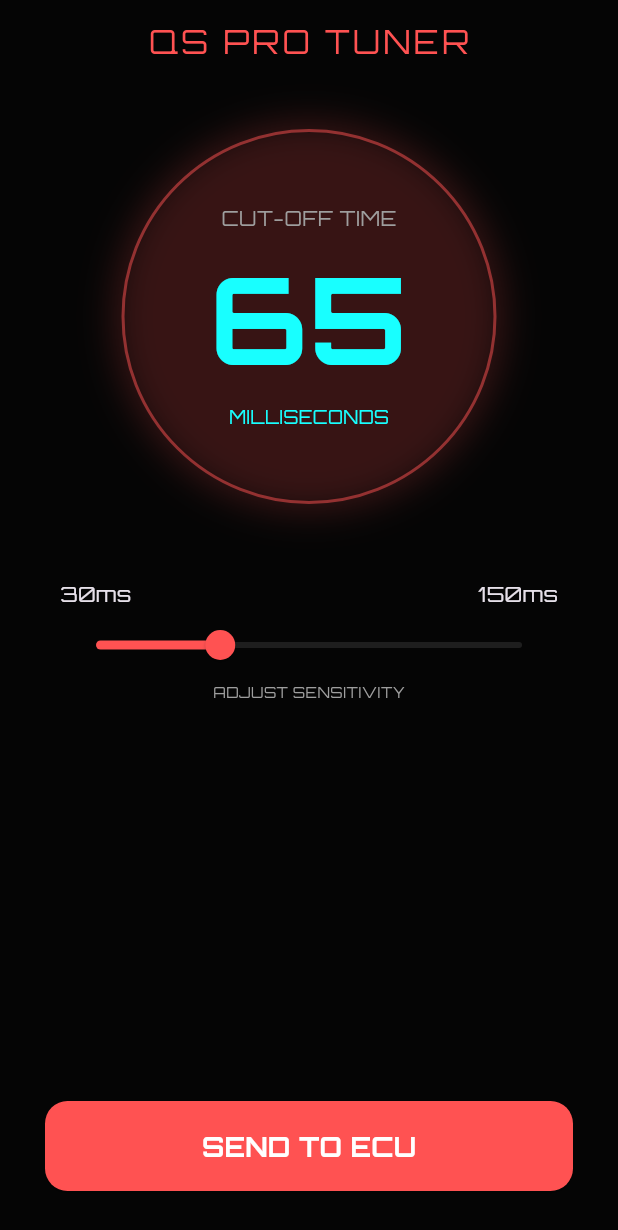
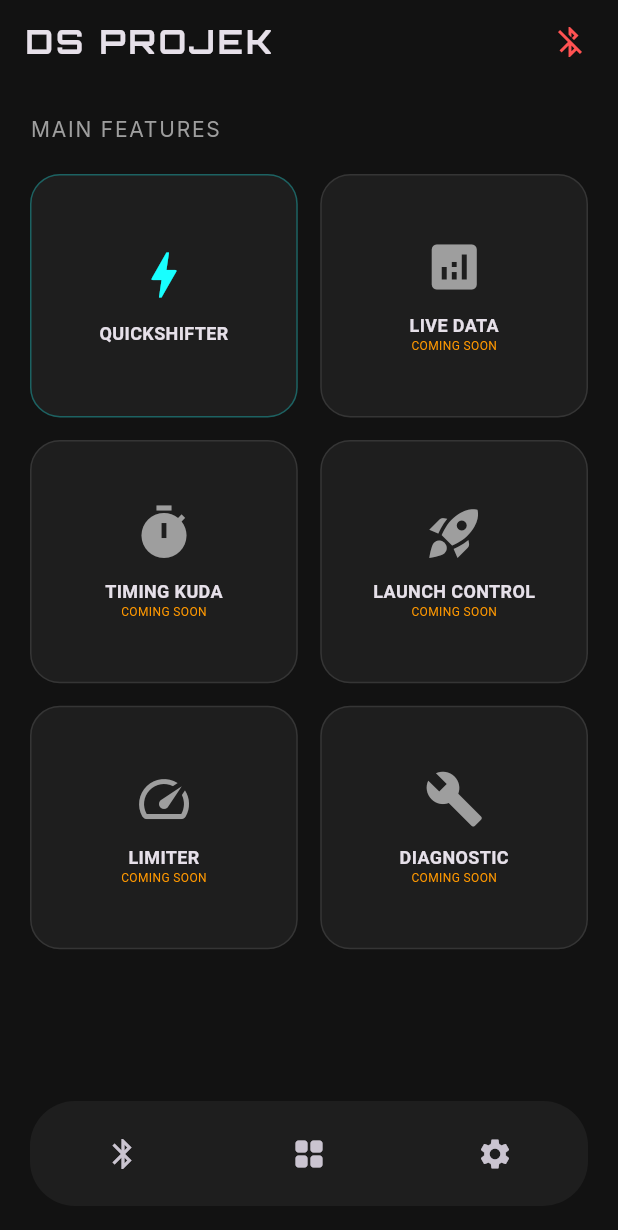
Before and after one commit to Dhans62/build-apk, a Flutter app: the screen it shows after launch, on a phone screen of 412 x 824 dp. Shown: the top 1230 px of the screen. Run offline on Flutter 3.47's test engine with Material 3 defaults, Android fonts, the light colour scheme and no system bars; our stand-ins replace flutter_blue_plus, google_fonts.

Commit message:
Rename QsProApp to DsProjekApp and update UI

```diff
--- a/lib/main.dart
+++ b/lib/main.dart
@@ -1,104 +1,237 @@
+import 'dart:convert';
 import 'package:flutter/material.dart';
+import 'package:flutter_blue_plus/flutter_blue_plus.dart';
 import 'package:google_fonts/google_fonts.dart';
 
-void main() => runApp(const QsProApp());
+void main() => runApp(const DsProjekApp());
 
-class QsProApp extends StatelessWidget {
-  const QsProApp({super.key});
+class DsProjekApp extends StatelessWidget {
+  const DsProjekApp({super.key});
   @override
   Widget build(BuildContext context) {
     return MaterialApp(
       debugShowCheckedModeBanner: false,
       theme: ThemeData.dark().copyWith(
-        scaffoldBackgroundColor: const Color(0xFF050505),
-        textTheme: GoogleFonts.orbitronTextTheme(ThemeData.dark().textTheme),
+        scaffoldBackgroundColor: const Color(0xFF121212), // Hitam Soft
+        primaryColor: Colors.cyanAccent,
       ),
-      home: const RacingDashboard(),
+      home: const MainMenu(),
     );
   }
 }
 
-class RacingDashboard extends StatefulWidget {
-  const RacingDashboard({super.key});
+class MainMenu extends StatefulWidget {
+  const MainMenu({super.key});
   @override
-  State<RacingDashboard> createState() => _RacingDashboardState();
+  State<MainMenu> createState() => _MainMenuState();
 }
 
-class _RacingDashboardState extends State<RacingDashboard> {
-  double cutOffTime = 65;
+class _MainMenuState extends State<MainMenu> {
+  int _selectedIndex = 1;
+  BluetoothDevice? connectedDevice;
+  bool isConnected = false;
+
+  final List<Map<String, dynamic>> features = [
+    {'title': 'QUICKSHIFTER', 'icon': Icons.bolt, 'active': true},
+    {'title': 'LIVE DATA', 'icon': Icons.analytics, 'active': false},
+    {'title': 'TIMING KUDA', 'icon': Icons.timer, 'active': false},
+    {'title': 'LAUNCH CONTROL', 'icon': Icons.rocket_launch, 'active': false},
+    {'title': 'LIMITER', 'icon': Icons.speed, 'active': false},
+    {'title': 'DIAGNOSTIC', 'icon': Icons.build, 'active': false},
+  ];
 
   @override
   Widget build(BuildContext context) {
     return Scaffold(
       appBar: AppBar(
-        title: const Text("QS PRO TUNER", style: TextStyle(letterSpacing: 2, color: Colors.redAccent)),
         backgroundColor: Colors.transparent,
         elevation: 0,
-        centerTitle: true,
+        title: Text("DS PROJEK", style: GoogleFonts.orbitron(letterSpacing: 2, fontWeight: FontWeight.bold)),
+        actions: [
+          Icon(isConnected ? Icons.bluetooth_connected : Icons.bluetooth_disabled,
+               color: isConnected ? Colors.cyanAccent : Colors.redAccent),
+          const SizedBox(width: 20),
+        ],
       ),
-      body: Column(
+      body: _buildPage(),
+      bottomNavigationBar: _buildBottomNav(),
+    );
+  }
+
+  Widget _buildPage() {
+    if (_selectedIndex == 0) return _buildBlePage();
+    if (_selectedIndex == 1) return _buildDashboard();
+    return const Center(child: Text("Settings Coming Soon"));
+  }
+
+  Widget _buildDashboard() {
+    return SingleChildScrollView(
+      padding: const EdgeInsets.all(20),
+      child: Column(
+        crossAxisAlignment: CrossAxisAlignment.start,
         children: [
-          const SizedBox(height: 30),
-          // Monitor Visual
-          Center(
+          Text("MAIN FEATURES", style: GoogleFonts.inter(color: Colors.grey, letterSpacing: 1.2)),
+          const SizedBox(height: 20),
+          GridView.builder(
+            shrinkWrap: true,
+            physics: const NeverScrollableScrollPhysics(),
+            gridDelegate: const SliverGridDelegateWithFixedCrossAxisCount(
+              crossAxisCount: 2, crossAxisSpacing: 15, mainAxisSpacing: 15, childAspectRatio: 1.1,
+            ),
+            itemCount: features.length,
+            itemBuilder: (context, index) {
+              return _buildMenuCard(features[index]);
+            },
+          ),
+        ],
+      ),
+    );
+  }
+
+  Widget _buildMenuCard(Map<String, dynamic> data) {
+    bool active = data['active'];
+    return GestureDetector(
+      onTap: () {
+        if (active) {
+          Navigator.push(context, MaterialPageRoute(builder: (context) => QsDetailScreen(device: connectedDevice)));
+        } else {
+          ScaffoldMessenger.of(context).showSnackBar(SnackBar(content: Text("${data['title']} Coming Soon!")));
+        }
+      },
       child: Container(
-              width: 250, height: 250,
         decoration: BoxDecoration(
-                shape: BoxShape.circle,
-                border: Border.all(color: Colors.redAccent.withOpacity(0.5), width: 2),
-                boxShadow: [BoxShadow(color: Colors.redAccent.withOpacity(0.2), blurRadius: 20, spreadRadius: 5)],
+          color: const Color(0xFF1E1E1E),
+          borderRadius: BorderRadius.circular(20),
+          border: Border.all(color: active ? Colors.cyanAccent.withOpacity(0.3) : Colors.white10),
         ),
         child: Column(
           mainAxisAlignment: MainAxisAlignment.center,
           children: [
-                  const Text("CUT-OFF TIME", style: TextStyle(fontSize: 14, color: Colors.grey)),
-                  Text("${cutOffTime.toInt()}", style: const TextStyle(fontSize: 80, fontWeight: FontWeight.bold, color: Colors.cyanAccent)),
-                  const Text("MILLISECONDS", style: TextStyle(fontSize: 12, color: Colors.cyanAccent)),
+            Icon(data['icon'], size: 40, color: active ? Colors.cyanAccent : Colors.grey),
+            const SizedBox(height: 10),
+            Text(data['title'], style: const TextStyle(fontSize: 12, fontWeight: FontWeight.bold)),
+            if (!active) const Text("COMING SOON", style: TextStyle(fontSize: 8, color: Colors.orange)),
           ],
         ),
       ),
+    );
+  }
+
+  Widget _buildBlePage() {
+    return StreamBuilder<List<ScanResult>>(
+      stream: FlutterBluePlus.scanResults,
+      initialData: const [],
+      builder: (c, snapshot) => Column(
+        children: [
+          ElevatedButton(onPressed: () => FlutterBluePlus.startScan(timeout: const Duration(seconds: 4)), child: const Text("Manual Scan")),
+          Expanded(
+            child: ListView(
+              children: snapshot.data!.map((r) => ListTile(
+                title: Text(r.device.platformName.isEmpty ? "Unknown ECU" : r.device.platformName),
+                subtitle: Text(r.device.remoteId.toString()),
+                trailing: ElevatedButton(
+                  onPressed: () async {
+                    await r.device.connect();
+                    setState(() { connectedDevice = r.device; isConnected = true; });
+                  },
+                  child: const Text("Connect")
                 ),
-          const SizedBox(height: 50),
-          // Slider Kontrol
-          Padding(
-            padding: const EdgeInsets.symmetric(horizontal: 40),
-            child: Column(
-              children: [
-                Row(
-                  mainAxisAlignment: MainAxisAlignment.spaceBetween,
-                  children: const [Text("30ms"), Text("150ms")],
-                ),
-                Slider(
-                  value: cutOffTime, min: 30, max: 150,
-                  activeColor: Colors.redAccent,
-                  inactiveColor: Colors.white10,
-                  onChanged: (v) => setState(() => cutOffTime = v),
-                ),
-                const Text("ADJUST SENSITIVITY", style: TextStyle(color: Colors.grey, fontSize: 10)),
-              ],
-            ),
-          ),
-          const Spacer(),
-          // Tombol Kirim
-          Padding(
-            padding: const EdgeInsets.all(30),
-            child: ElevatedButton(
-              style: ElevatedButton.styleFrom(
-                backgroundColor: Colors.redAccent,
-                minimumSize: const Size(double.infinity, 60),
-                shape: RoundedRectangleBorder(borderRadius: BorderRadius.circular(15)),
-              ),
-              onPressed: () {
-                // Notifikasi Logika Bluetooth
-                ScaffoldMessenger.of(context).showSnackBar(
-                  SnackBar(content: Text("Sending $cutOffTime ms to ECU...")),
-                );
-              },
-              child: const Text("SEND TO ECU", style: TextStyle(fontSize: 18, fontWeight: FontWeight.bold, color: Colors.white)),
+              )).toList(),
             ),
           ),
         ],
       ),
     );
   }
+
+  Widget _buildBottomNav() {
+    return Container(
+      margin: const EdgeInsets.all(20), height: 70,
+      decoration: BoxDecoration(color: const Color(0xFF1E1E1E), borderRadius: BorderRadius.circular(30)),
+      child: Row(
+        mainAxisAlignment: MainAxisAlignment.spaceAround,
+        children: [
+          IconButton(icon: const Icon(Icons.bluetooth), onPressed: () => setState(() => _selectedIndex = 0)),
+          IconButton(icon: const Icon(Icons.grid_view_rounded), onPressed: () => setState(() => _selectedIndex = 1)),
+          IconButton(icon: const Icon(Icons.settings), onPressed: () => setState(() => _selectedIndex = 2)),
+        ],
+      ),
+    );
   }
+}
+
+// HALAMAN DETAIL QUICKSHIFTER
+class QsDetailScreen extends StatefulWidget {
+  final BluetoothDevice? device;
+  const QsDetailScreen({super.key, this.device});
+  @override
+  State<QsDetailScreen> createState() => _QsDetailScreenState();
+}
+
+class _QsDetailScreenState extends State<QsDetailScreen> {
+  double cutOffValue = 75;
+  String mode = "Standard";
+  bool isOn = true;
+
+  void sendData() async {
+    if (widget.device == null) return;
+    List<BluetoothService> services = await widget.device!.discoverServices();
+    for (var service in services) {
+      for (var characteristic in service.characteristics) {
+        if (characteristic.properties.write) {
+          String payload = "QS:${isOn ? 1 : 0},MODE:$mode,VAL:${cutOffValue.toInt()}";
+          await characteristic.write(utf8.encode(payload));
+        }
+      }
+    }
+  }
+
+  @override
+  Widget build(BuildContext context) {
+    return Scaffold(
+      appBar: AppBar(title: const Text("QS CONFIG")),
+      body: Padding(
+        padding: const EdgeInsets.all(25),
+        child: Column(
+          children: [
+            Row(
+              mainAxisAlignment: MainAxisAlignment.spaceBetween,
+              children: [
+                const Text("Power Status", style: TextStyle(fontSize: 18)),
+                Switch(value: isOn, activeColor: Colors.cyanAccent, onChanged: (v) => setState(() => isOn = v)),
+              ],
+            ),
+            const SizedBox(height: 30),
+            // Mode Selector
+            Row(
+              mainAxisAlignment: MainAxisAlignment.spaceAround,
+              children: ['Racing', 'Standard', 'Custom'].map((m) {
+                return ChoiceChip(
+                  label: Text(m), selected: mode == m,
+                  onSelected: (s) => setState(() {
+                    mode = m;
+                    if (m == 'Racing') cutOffValue = 40;
+                    if (m == 'Standard') cutOffValue = 75;
+                  }),
+                );
+              }).toList(),
+            ),
+            const SizedBox(height: 50),
+            Text("${cutOffValue.toInt()} ms", style: GoogleFonts.orbitron(fontSize: 50, color: Colors.cyanAccent)),
+            Slider(
+              value: cutOffValue, min: 30, max: 150, divisions: 120,
+              activeColor: Colors.cyanAccent,
+              onChanged: mode == 'Custom' ? (v) => setState(() => cutOffValue = v) : null,
+            ),
+            const Spacer(),
+            ElevatedButton(
+              style: ElevatedButton.styleFrom(backgroundColor: Colors.cyanAccent, minimumSize: const Size(double.infinity, 60)),
+              onPressed: sendData,
+              child: const Text("SAVE TO ECU", style: TextStyle(color: Colors.black, fontWeight: FontWeight.bold)),
+            ),
+          ],
+        ),
+      ),
+    );
+  }
+}
```
Lines whose indentation alone changed are shown as unchanged.
